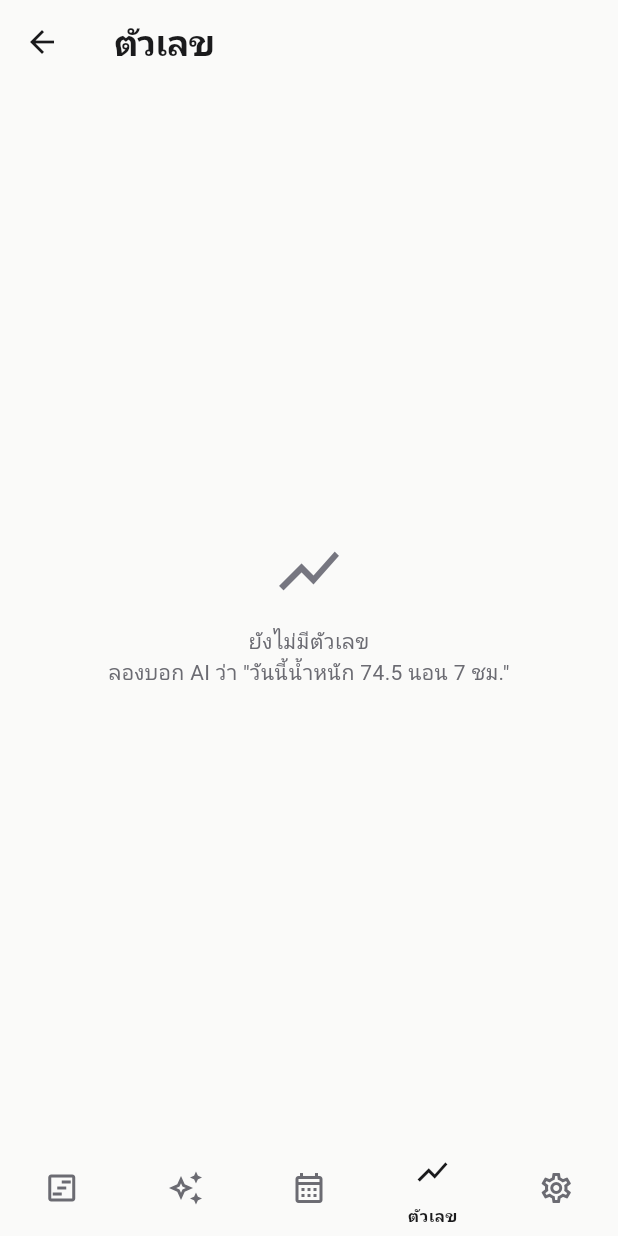
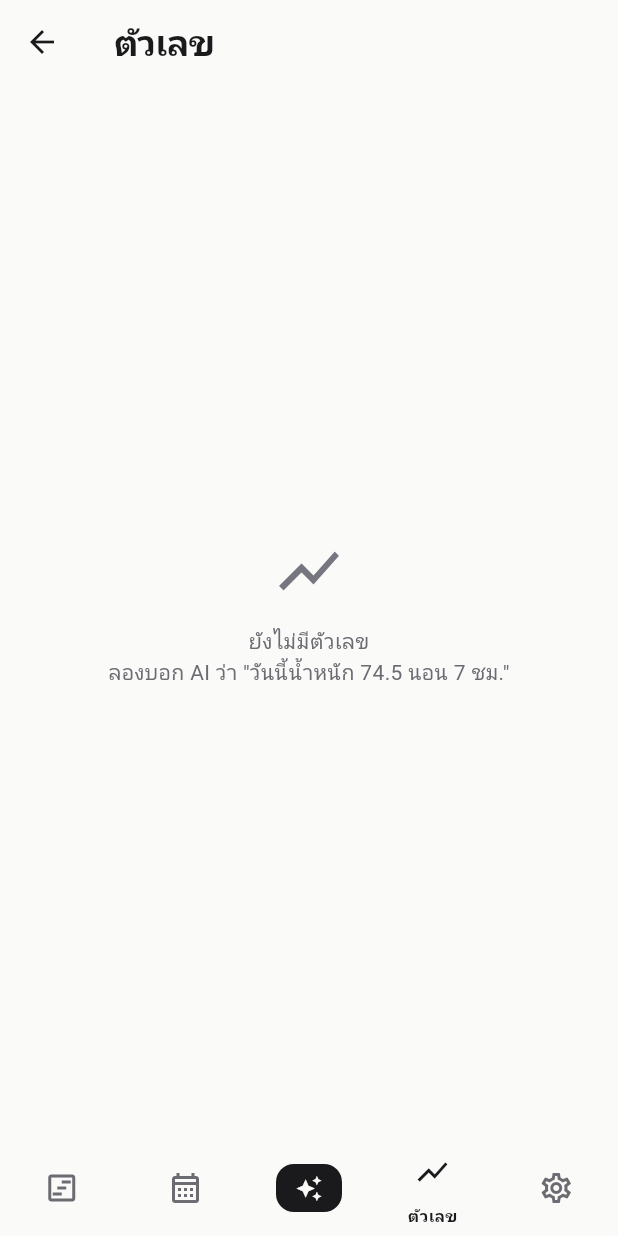
Before and after one commit to timpyorke/anything, a Flutter app: the AppShell screen opened directly with empty values, item 4 of the bottom bar chosen, on a phone screen of 412 x 824 dp. Run offline on Flutter 3.47's test engine with Material 3 defaults, Android fonts, the phone set to English and light mode, and no system bars; our stand-ins replace file_picker, flutter_secure_storage, supabase_flutter; missing offline and left inert: flutter_edge_ai, flutter_edge_ai_litertlm; accounts and stored records are empty; network calls fail.

Commit message:
refactor: update padding and layout for improved UI consistency across pages

```diff
--- a/app/lib/app/app_shell.dart
+++ b/app/lib/app/app_shell.dart
@@ -42,8 +42,8 @@ class _AppShellState extends State<AppShell> {
   Widget build(BuildContext context) {
     final pages = [
       TimelinePage(state: _state, filter: _filter),
+      OverviewPage(state: _state, filter: _filter, openTimeline: () => setState(() => _tab = 0)),
       AssistantPage(state: _state, ai: widget.ai),
-      OverviewPage(state: _state, filter: _filter, openTimeline: () => setState(() => _tab = 0)),
       MetricsPage(state: _state),
       SettingsPage(state: _state, ai: widget.ai),
     ];
@@ -54,8 +54,8 @@ class _AppShellState extends State<AppShell> {
         onDestinationSelected: (i) => setState(() => _tab = i),
         destinations: const [
           NavigationDestination(icon: Icon(Icons.view_timeline_outlined), selectedIcon: Icon(Icons.view_timeline), label: 'Timeline'),
-          NavigationDestination(icon: Icon(Icons.auto_awesome_outlined), selectedIcon: Icon(Icons.auto_awesome), label: 'บันทึก'),
           NavigationDestination(icon: Icon(Icons.calendar_month_outlined), selectedIcon: Icon(Icons.calendar_month), label: 'ภาพรวม'),
+          NavigationDestination(icon: _CaptureIcon(), selectedIcon: _CaptureIcon(selected: true), label: 'บันทึก'),
           NavigationDestination(icon: Icon(Icons.show_chart), label: 'ตัวเลข'),
           NavigationDestination(icon: Icon(Icons.settings_outlined), selectedIcon: Icon(Icons.settings), label: 'ตั้งค่า'),
         ],
@@ -63,3 +63,23 @@ class _AppShellState extends State<AppShell> {
     );
   }
 }
+
+/// ปุ่มกลางของแถบล่าง: จุดเริ่มบันทึกด้วย AI เด่นกว่าแท็บอื่น
+class _CaptureIcon extends StatelessWidget {
+  const _CaptureIcon({this.selected = false});
+  final bool selected;
+
+  @override
+  Widget build(BuildContext context) {
+    final scheme = Theme.of(context).colorScheme;
+    return Container(
+      width: 44,
+      height: 32,
+      decoration: BoxDecoration(
+        color: selected ? scheme.primary : scheme.onSurface,
+        borderRadius: BorderRadius.circular(12),
+      ),
+      child: Icon(Icons.auto_awesome, size: 18, color: scheme.surface),
+    );
+  }
+}
--- a/app/lib/features/metrics/metrics_page.dart
+++ b/app/lib/features/metrics/metrics_page.dart
@@ -43,7 +43,7 @@ class _MetricsPageState extends State<MetricsPage> {
                   text: 'ยังไม่มีตัวเลข\nลองบอก AI ว่า "วันนี้น้ำหนัก 74.5 นอน 7 ชม."',
                 )
               : ListView(
-                  padding: const EdgeInsets.fromLTRB(12, 4, 12, 96),
+                  padding: const EdgeInsets.fromLTRB(20, 4, 20, 96),
                   children: [
                     GridView(
                       shrinkWrap: true,
--- a/app/lib/features/overview/overview_page.dart
+++ b/app/lib/features/overview/overview_page.dart
@@ -55,7 +55,7 @@ class _OverviewPageState extends State<OverviewPage> {
         return Scaffold(
           appBar: AppBar(title: const Text('ภาพรวม')),
           body: ListView(
-            padding: const EdgeInsets.fromLTRB(12, 4, 12, 96),
+            padding: const EdgeInsets.fromLTRB(20, 4, 20, 96),
             children: [
               // สูงตามเนื้อหา (ไม่ล็อกอัตราส่วน) กันข้อความล้นเมื่อป้ายยาวหรือผู้ใช้ขยายตัวอักษร
               IntrinsicHeight(
```
Also changed, not shown: app/lib/features/timeline/entry_card.dart (+38 -19 lines), app/lib/features/timeline/timeline_page.dart (+34 -26 lines).
